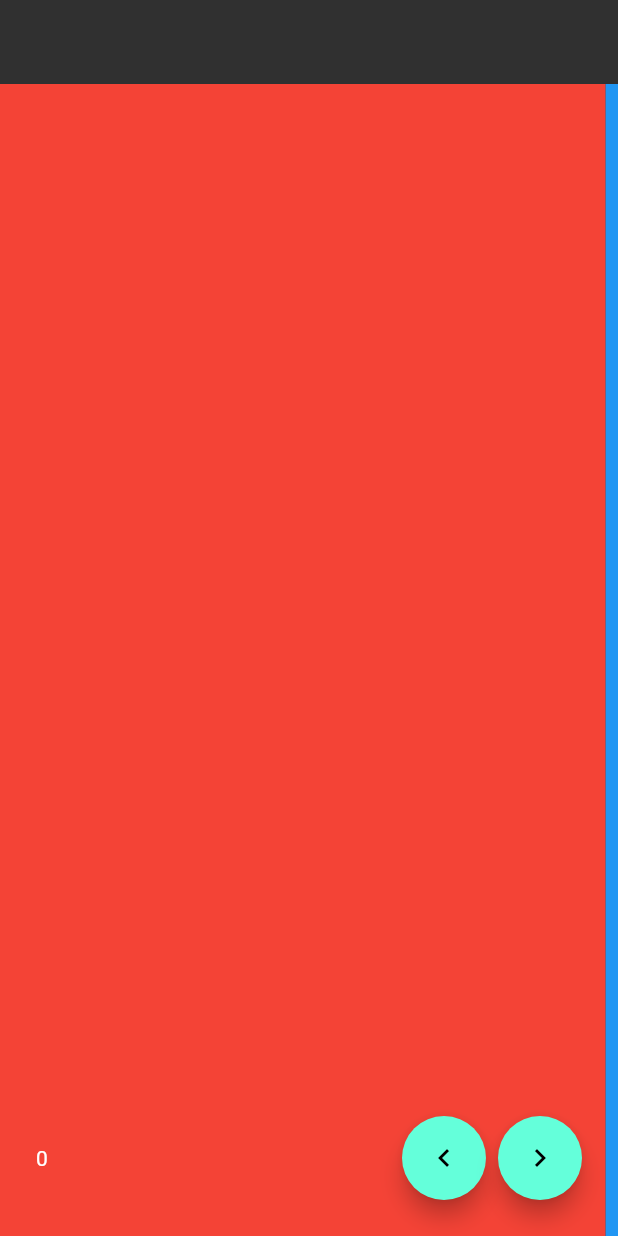
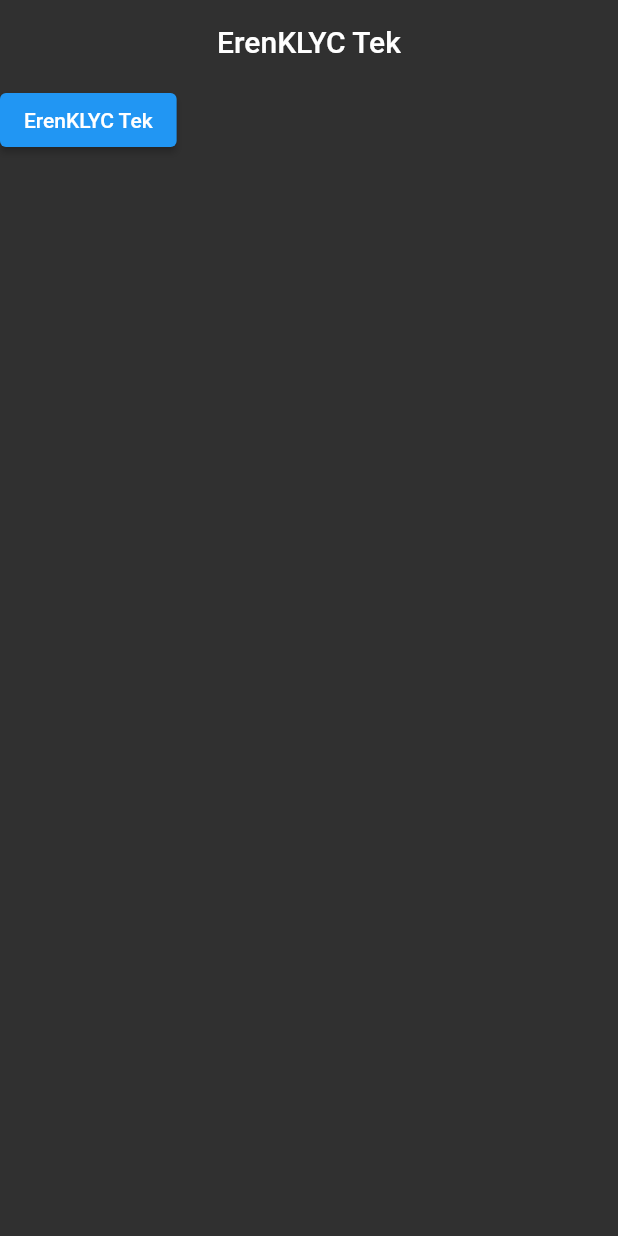
Before and after one commit to KLYCHUB/flutter_learn, a Flutter app: the screen it shows after launch, on a phone screen of 412 x 824 dp. Run offline on Flutter 3.47's test engine with Material 2 defaults, Android fonts, the light colour scheme and no system bars.

Commit message:
LifeCycle, initstate, dispose, didUpdateWidget, didChangeDependencies

```diff
--- /dev/null
+++ b/lib/101/statefull_life_cycle_learn.dart
@@ -0,0 +1,58 @@
+import 'package:flutter/material.dart';
+
+class LifecycleLearn extends StatefulWidget {
+  const LifecycleLearn({super.key, required this.message});
+  final String message;
+  @override
+  State<LifecycleLearn> createState() => _LifecycleLearnState();
+}
+
+class _LifecycleLearnState extends State<LifecycleLearn> {
+  late String _message = '';
+  late final bool _isOdd;
+
+  @override
+  void didChangeDependencies() {
+    super.didChangeDependencies();
+  }
+
+  @override
+  void didUpdateWidget(covariant LifecycleLearn oldWidget) {
+    super.didUpdateWidget(oldWidget);
+  }
+
+  //Başka sayfaya geçildiği anda çalışır
+  @override
+  void dispose() {
+    super.dispose();
+    _message = "";
+  }
+
+  @override
+  void initState() {
+    super.initState();
+    _message = widget.message;
+    _isOdd = widget.message.length.isOdd;
+    _computeName();
+  }
+
+  void _computeName() {
+    if (_isOdd) {
+      _message += " Çift";
+    } else {
+      _message += " Tek";
+    }
+  }
+
+  @override
+  Widget build(BuildContext context) {
+    return Scaffold(
+      appBar: AppBar(
+        title: Text(_message),
+      ),
+      body: _isOdd
+          ? TextButton(onPressed: () {}, child: Text(_message))
+          : ElevatedButton(onPressed: () {}, child: Text(_message)),
+    );
+  }
+}
--- a/lib/main.dart
+++ b/lib/main.dart
@@ -2,7 +2,8 @@
 import 'package:flutter/services.dart';
 
 import '101/color_learn.dart';
-import '101/page_view_learn.dart';
+import '101/statefull_life_cycle_learn.dart';
+
 void main() {
   runApp(const MyApp());
 }
@@ -27,7 +28,7 @@
           systemOverlayStyle: SystemUiOverlayStyle.light,
         ),
       ),
-      home: const PageViewLearn(),
+      home: LifecycleLearn(message: "ErenKLYC"),
     );
   }
 }
```
